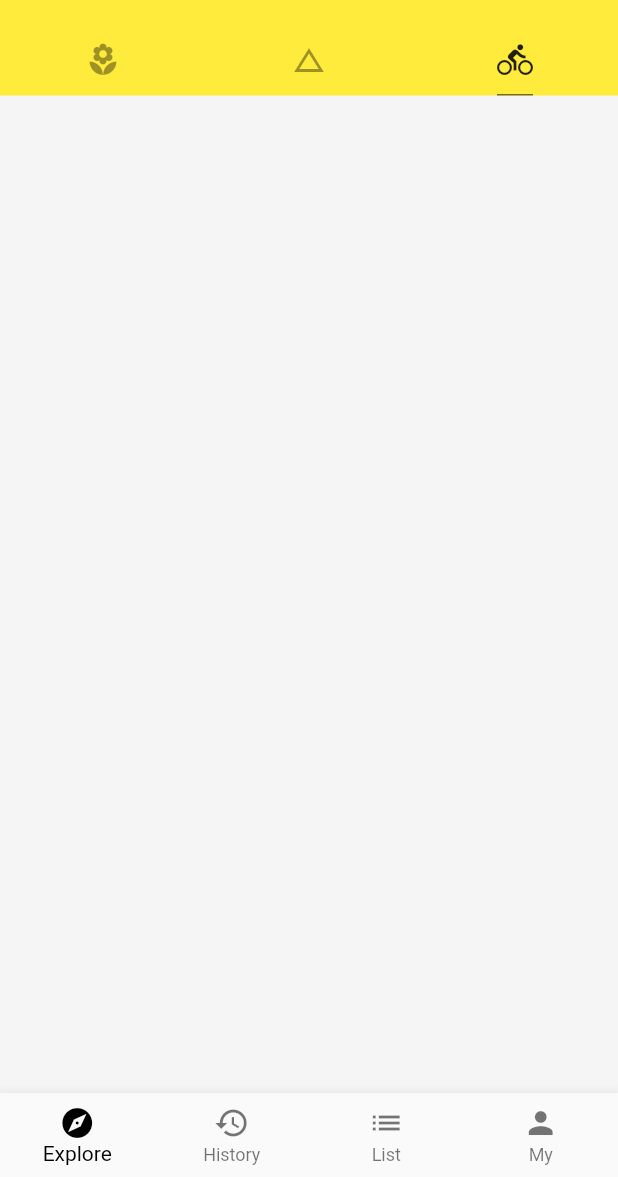
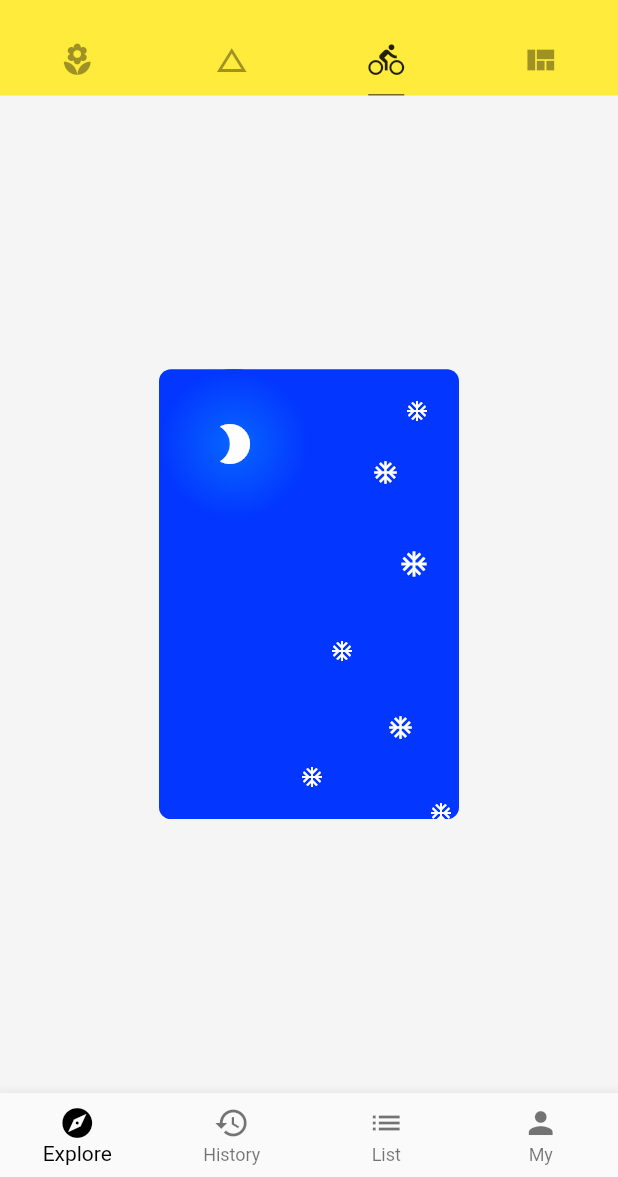
Before and after one commit to WangChao64/Flutter_demo, a Flutter app: the screen it shows after launch, tab 3 chosen, on a phone screen of 412 x 824 dp, the part 59-1236 px from its top. Run offline on Flutter 3.47's test engine with Material 2 defaults, Android fonts, the phone set to English and light mode, and no system bars; our stand-ins replace toast; network calls fail.

Commit message:
新建画面数据

```diff
--- a/lib/demo/layout_demo.dart
+++ b/lib/demo/layout_demo.dart
@@ -3,6 +3,132 @@ import 'package:flutter/material.dart';
 class LayoutDemo extends StatelessWidget {
   @override
   Widget build(BuildContext context) {
-    return Container();
+    return Container(
+      child: Column(
+        mainAxisAlignment: MainAxisAlignment.center,
+        children: <Widget>[
+          StackDemo(),
+        ],
+      ),
+    );
   }
 }
+
+class ConstrainedBoxDemo extends StatelessWidget {
+  @override
+  Widget build(BuildContext context) {
+    return ConstrainedBox(
+      constraints: BoxConstraints(
+        minHeight: 200.0,
+        maxWidth: 200.0,
+      ),
+      child: Container(
+        color: Color.fromRGBO(3, 54, 255, 1.0),
+      ),
+    );
+  }
+}
+
+class AspectRatioDemo extends StatelessWidget {
+  @override
+  Widget build(BuildContext context) {
+    return AspectRatio(
+      aspectRatio: 16.0 / 9.0,
+      child: Container(
+        color: Color.fromRGBO(3, 54, 255, 1.0),
+      ),
+    );
+  }
+}
+
+class StackDemo extends StatelessWidget {
+  @override
+  Widget build(BuildContext context) {
+    return Stack(
+      alignment: Alignment.topLeft,
+      children: <Widget>[
+        SizedBox(
+          width: 200.0,
+          height: 300.0,
+          child: Container(
+            alignment: Alignment(0.0, -0.9),
+            decoration: BoxDecoration(
+              color: Color.fromRGBO(3, 54, 255, 1.0),
+              borderRadius: BorderRadius.circular(8.0),
+            ),
+          ),
+        ),
+        SizedBox(
+          height: 32.0,
+        ),
+        SizedBox(
+          width: 100.0,
+          height: 100.0,
+          child: Container(
+            decoration: BoxDecoration(
+              color: Color.fromRGBO(3, 54, 255, 1.0),
+              shape: BoxShape.circle,
+              gradient: RadialGradient(colors: [
+                Color.fromRGBO(7, 102, 255, 1.0),
+                Color.fromRGBO(3, 54, 255, 1.0),
+              ]),
+            ),
+            child: Icon(Icons.brightness_2, color: Colors.white, size: 32.0),
+          ),
+        ),
+        Positioned(
+          right: 20.0,
+          top: 20.0,
+          child: Icon(Icons.ac_unit, color: Colors.white, size: 16.0),
+        ),
+        Positioned(
+          right: 40.0,
+          top: 60.0,
+          child: Icon(Icons.ac_unit, color: Colors.white, size: 18.0),
+        ),
+        Positioned(
+          right: 20.0,
+          top: 120.0,
+          child: Icon(Icons.ac_unit, color: Colors.white, size: 20.0),
+        ),
+        Positioned(
+          right: 70.0,
+          top: 180.0,
+          child: Icon(Icons.ac_unit, color: Colors.white, size: 16.0),
+        ),
+        Positioned(
+          right: 30.0,
+          top: 230.0,
+          child: Icon(Icons.ac_unit, color: Colors.white, size: 18.0),
+        ),
+        Positioned(
+          right: 90.0,
+          bottom: 20.0,
+          child: Icon(Icons.ac_unit, color: Colors.white, size: 16.0),
+        ),
+        Positioned(
+          right: 4.0,
+          bottom: -4.0,
+          child: Icon(Icons.ac_unit, color: Colors.white, size: 16.0),
+        ),
+      ],
+    );
+  }
+}
+
+class IconBadge extends StatelessWidget {
+  final IconData icon;
+  final double size;
+
+  IconBadge(this.icon, {this.size = 32.0});
+
+  @override
+  Widget build(BuildContext context) {
+    return Container(
+      child: Icon(icon, size: size, color: Colors.white),
+      width: size + 60,
+      height: size + 60,
+      color: Color.fromRGBO(3, 54, 255, 1.0),
+    );
+  }
+}
--- a/lib/main.dart
+++ b/lib/main.dart
@@ -7,6 +7,7 @@ import 'package:toast/toast.dart';
 
 import 'demo/basic_demo.dart';
 import 'demo/drawer_demo.dart';
+import 'demo/view_demo.dart';
 
 void main() {
   runApp(MyApp());
@@ -32,7 +33,7 @@ class Hello extends StatelessWidget {
   @override
   Widget build(BuildContext context) {
     return DefaultTabController(
-        length: 3,
+        length: 4,
         child: Scaffold(
           backgroundColor: Colors.grey[100],
           appBar: AppBar(
@@ -56,6 +57,7 @@ class Hello extends StatelessWidget {
                 Tab(icon: Icon(Icons.local_florist)),
                 Tab(icon: Icon(Icons.change_history)),
                 Tab(icon: Icon(Icons.directions_bike)),
+                Tab(icon: Icon(Icons.view_quilt)),
               ],
             ),
           ),
@@ -66,6 +68,8 @@ class Hello extends StatelessWidget {
             BasicDemo(),
             // Icon(Icons.directions_bike, size: 128.0, color: Colors.black12),
             LayoutDemo(),
+
+            ViewDemo(),
           ]),
           drawer: DrawerDemo(),
           bottomNavigationBar: BottomNavigationBarDemo(),
```
Also changed, not shown: lib/demo/view_demo.dart (added, +36 -0 lines).
